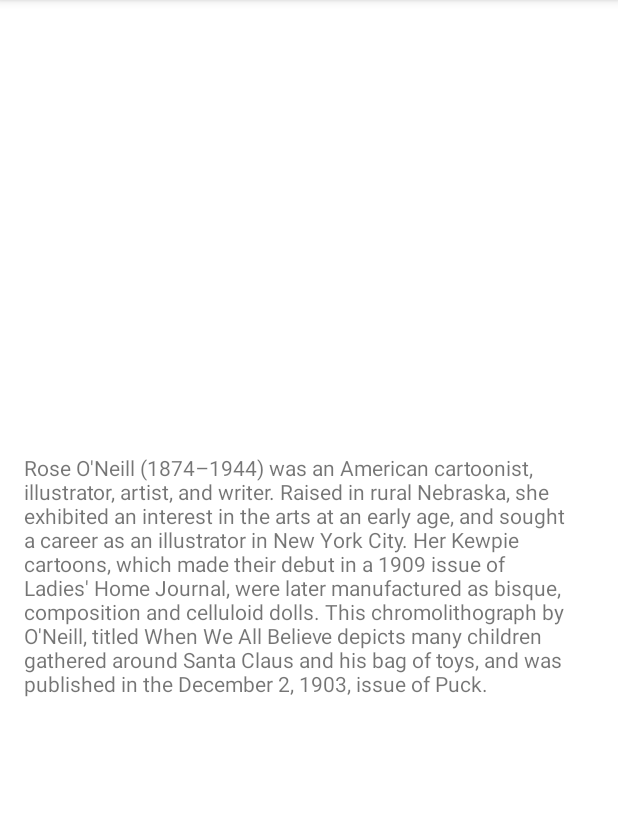
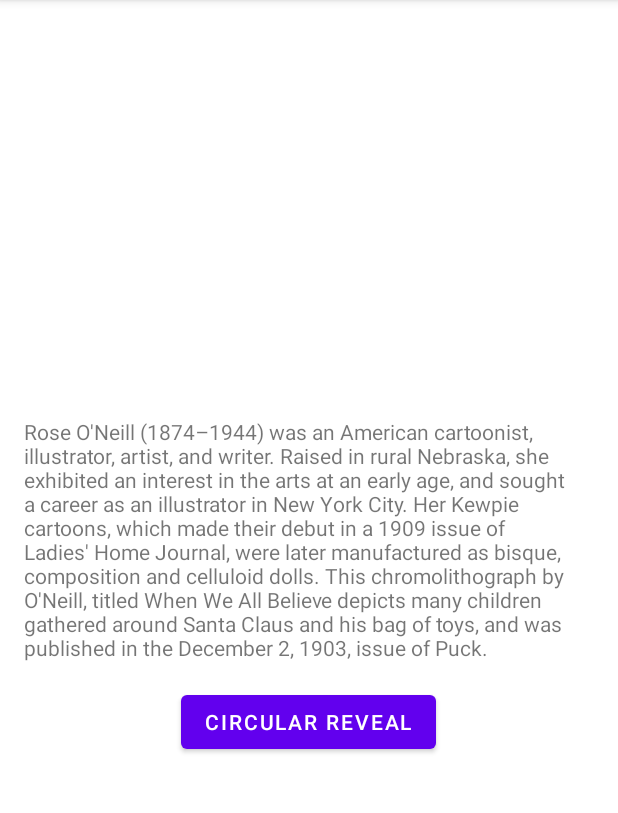
Before and after one commit to zawhtetnaing10/PADC-Animations-New, an Android app: the screen it shows after launch (ViewAnimationsActivity), on a phone screen of 412 x 824 dp, the part 84-897 px from its top. Run offline under Robolectric (Android 15) with nearby library versions, the phone set to English and light mode, and no system bars.

Commit message:
Circular Reveal animation added

```diff
--- a/app/src/main/res/layout/activity_view_animations.xml
+++ b/app/src/main/res/layout/activity_view_animations.xml
@@ -6,19 +6,41 @@
 	android:layout_height="match_parent"
 	tools:context=".ViewAnimationsActivity">
 
+	<LinearLayout
+		android:layout_width="match_parent"
+		android:layout_height="wrap_content"
+		android:orientation="vertical"
+		android:layout_gravity="center">
+
+		<FrameLayout
+			android:layout_width="match_parent"
+			android:layout_height="wrap_content">
+
 			<androidx.appcompat.widget.AppCompatTextView
 				android:id="@+id/tvText"
+				android:layout_width="wrap_content"
+				android:layout_height="wrap_content"
+				android:layout_gravity="center"
 				android:layout_margin="16dp"
-		android:layout_width="wrap_content"
-		android:layout_gravity="center"
-		android:layout_height="wrap_content"
 				android:text="@string/lbl_paragraph" />
 
 			<ProgressBar
 				android:id="@+id/progressIndicator"
 				android:layout_width="wrap_content"
-		android:layout_gravity="center"
-		android:layout_height="wrap_content"/>
+				android:layout_height="wrap_content"
+				android:layout_gravity="center" />
+
+
+		</FrameLayout>
+
+		<com.google.android.material.button.MaterialButton
+			android:id="@+id/btnCircularRevealAnimation"
+			android:layout_width="wrap_content"
+			android:layout_gravity="center_horizontal"
+			android:layout_height="wrap_content"
+			android:text="Circular Reveal" />
+
+	</LinearLayout>
 
 
 </androidx.coordinatorlayout.widget.CoordinatorLayout>
```
Also changed, not shown: app/src/main/java/com/padc/padcanimations/ViewAnimationsActivity.kt (+31 -3 lines). Lines whose indentation alone changed are shown as unchanged.
